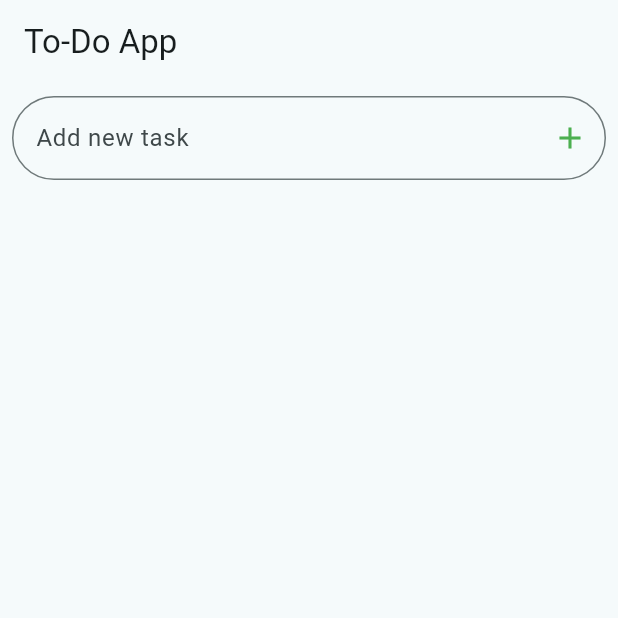
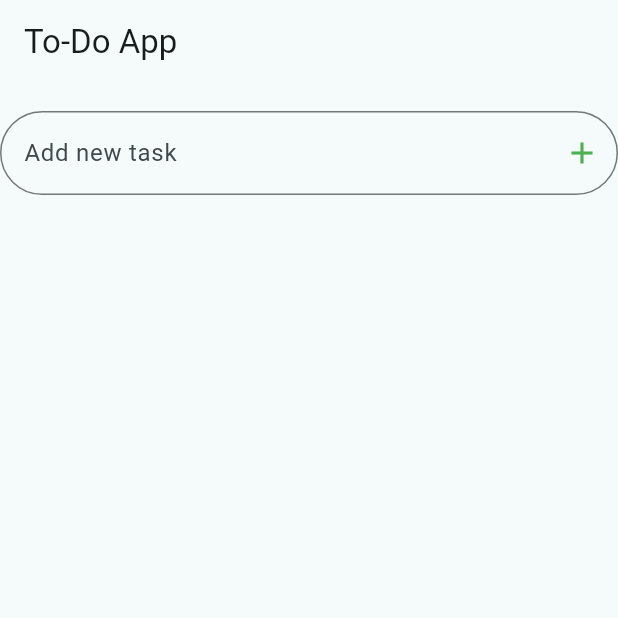
Before and after one commit to ftmkyz/To_Do, a Flutter app: the screen it shows after launch, on a phone screen of 412 x 824 dp, the top half of it. Run offline on Flutter 3.47's test engine with Material 3 defaults, Android fonts, the phone set to English and light mode, and no system bars; our stand-ins replace shared_preferences.

Commit message:
edit  to-do

```diff
--- a/lib/Screens/todo_screen.dart
+++ b/lib/Screens/todo_screen.dart
@@ -42,7 +42,7 @@ class _MyHomePageState extends State<MyHomePage> {
     _prefs = await SharedPreferences.getInstance();
 
     setState(() {
-      //todos = _prefs.getStringList('todos') ?? [];
+      todos = _prefs.getStringList('todos') ?? [];
     });
   }
 
@@ -53,12 +53,13 @@ class _MyHomePageState extends State<MyHomePage> {
         title: const Text('To-Do App'),
         // backgroundColor: Theme.of(context).colorScheme.inversePrimary,
       ),
-      body: Column(
-        children: <Widget>[
-          Expanded(
-            child: Padding(
-              padding: const EdgeInsets.all(8.0),
-              child: TextField(
+      body: SingleChildScrollView(
+        child: Column(
+            mainAxisAlignment: MainAxisAlignment.center,
+            crossAxisAlignment: CrossAxisAlignment.center,
+            children: [
+              const SizedBox(height: 18.0),
+              TextField(
                 keyboardType: TextInputType.multiline,
                 maxLines: null,
                 controller: _controller,
@@ -76,25 +77,48 @@ class _MyHomePageState extends State<MyHomePage> {
                   ),
                 ),
               ),
+              const SizedBox(height: 28.0),
+              for (var i = 0; i < todos.length; i++)
+                Padding(
+                  padding: const EdgeInsets.all(8.0),
+                  child: Container(
+                    decoration: BoxDecoration(
+                      border: Border.all(
+                        color: Colors.black,
+                        width: 1.0,
                       ),
+                      borderRadius: BorderRadius.circular(30.0),
                     ),
-          Expanded(
-            child: Align(
-              alignment: Alignment.topCenter,
-              child: Padding(
                     padding: const EdgeInsets.all(8.0),
-                child: ListView.builder(
-                  itemCount: todos.length,
-                  itemBuilder: (context, index) {
-                    return ListTile(
-                      title: Text(todos[index]),
-                    );
+                    child: Column(
+                      crossAxisAlignment: CrossAxisAlignment.start,
+                      children: <Widget>[
+                        Text(
+                          todos[i],
+                          style: const TextStyle(fontSize: 24.0),
+                        ),
+                        Row(
+                          mainAxisAlignment: MainAxisAlignment.end,
+                          children: <Widget>[
+                            IconButton(
+                              onPressed: () {
+                                // Button action
                               },
+                              icon: const Icon(Icons.delete, size: 22),
+                            ),
+                            IconButton(
+                              onPressed: () {
+                                // Button action
+                              },
+                              icon: const Icon(Icons.check, size: 22),
+                            ),
+                          ],
+                        ),
+                      ],
                     ),
                   ),
                 ),
-          ),
-        ],
+            ]),
       ),
     );
   }
```
Lines whose indentation alone changed are shown as unchanged.
